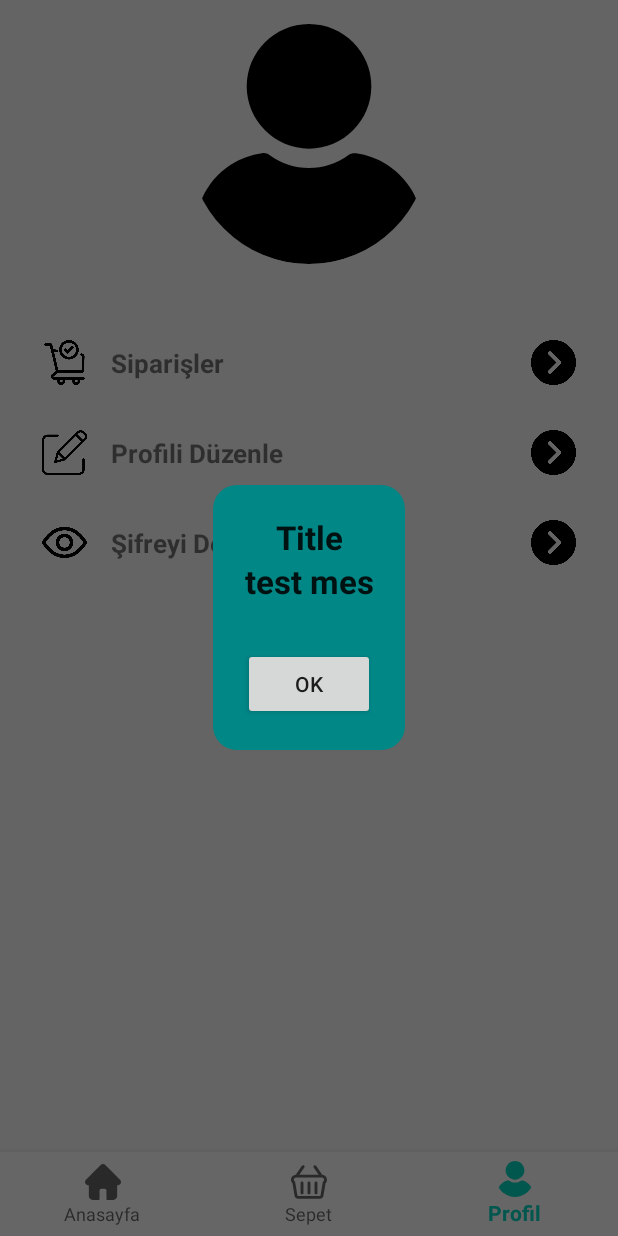
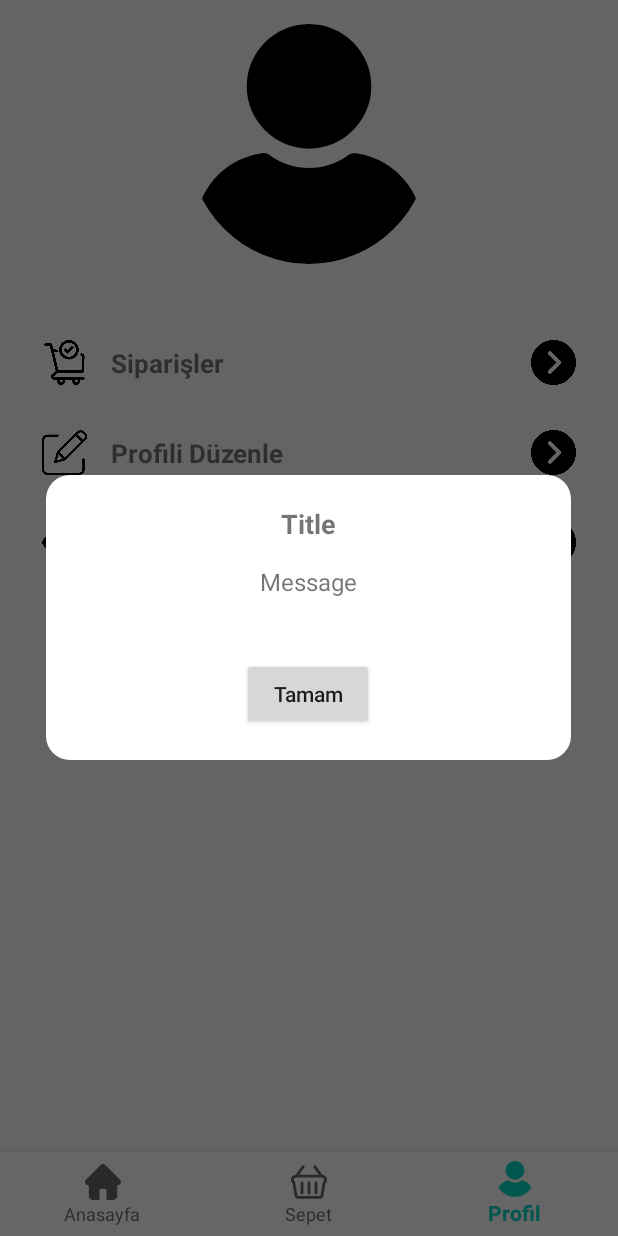
Before and after one commit to enesicmen/Initial-Code-Software-Solutions-Case, an Android app: the fragment CustomDialogWithOneButtonFragment placed in its activity, item 3 of the bottom bar chosen, on a phone screen of 412 x 824 dp. Run offline under Robolectric (Android 15) with nearby library versions, the phone set to English and light mode, and no system bars; our stand-ins replace CircleImageView, Dagger/Hilt's generated code, Firebase (no records; nobody signed in at launch, a user with empty details on screens opened directly), navigation-ui.

Commit message:
Page designs started to be corrected

```diff
--- a/app/src/main/java/com/icmen/codecase/ui/activity/MainActivity.kt
+++ b/app/src/main/java/com/icmen/codecase/ui/activity/MainActivity.kt
@@ -26,7 +26,10 @@ class MainActivity : AppCompatActivity() {
             override fun handleOnBackPressed() {
                 if (navController.currentDestination?.id == R.id.productsPageFragment) {
                     finishAffinity()
-                } else {
+                }
+                else if(navController.currentDestination?.id == R.id.registerPageFragment){
+                    finishAffinity()
+                } else{
                     navController.popBackStack()
                     updateBottomNavigationView()
                 }
--- a/app/src/main/java/com/icmen/codecase/ui/fragment/custom/CustomDialogWithOneButtonFragment.kt
+++ b/app/src/main/java/com/icmen/codecase/ui/fragment/custom/CustomDialogWithOneButtonFragment.kt
@@ -20,8 +20,11 @@ class CustomDialogWithOneButtonFragment : DialogFragment() {
         inflater: LayoutInflater, container: ViewGroup?,
         savedInstanceState: Bundle?
     ): View {
-        dialog?.window?.setBackgroundDrawable(ColorDrawable(android.graphics.Color.TRANSPARENT))
-        dialog?.window?.requestFeature(Window.FEATURE_NO_TITLE)
+
+        dialog?.window?.let {
+            it.setBackgroundDrawable(ColorDrawable(android.graphics.Color.TRANSPARENT))
+            it.requestFeature(Window.FEATURE_NO_TITLE)
+        }
 
         _binding = FragmentCustomDialogOneButtonBinding.inflate(inflater, container, false)
         return binding.root
@@ -30,18 +33,26 @@ class CustomDialogWithOneButtonFragment : DialogFragment() {
     override fun onViewCreated(view: View, savedInstanceState: Bundle?) {
         super.onViewCreated(view, savedInstanceState)
 
-        arguments?.let {
-            val title = it.getString(ARG_TITLE)
-            val message = it.getString(ARG_MESSAGE)
+        arguments?.let { bundle ->
+            val title = bundle.getString(ARG_TITLE)
+            val message = bundle.getString(ARG_MESSAGE)
 
-            binding.tvTitle.text = title
-            binding.tvMessage.text = message
+            binding.let {
+                it.tvTitle.text = title
+                it.tvMessage.text = message
+            }
         }
 
         binding.btnOk.setOnClickListener {
             onOkClicked?.invoke()
             dismiss()
         }
+    }
+
+    override fun onStart() {
+        super.onStart()
+        val width = (resources.displayMetrics.widthPixels * 0.85).toInt()
+        dialog?.window?.setLayout(width, ViewGroup.LayoutParams.WRAP_CONTENT)
     }
 
     override fun onDestroyView() {
--- a/app/src/main/res/drawable/rounded_dialog.xml
+++ b/app/src/main/res/drawable/rounded_dialog.xml
@@ -1,10 +1,10 @@
 <?xml version="1.0" encoding="utf-8"?>
 <shape xmlns:android="http://schemas.android.com/apk/res/android">
-    <solid android:color="@color/teal_700"/>
-    <corners android:radius="16dp"/>
+    <solid android:color="@color/white"/>
+    <corners android:radius="@dimen/rounded_dialog_corners_radius_16dp"/>
     <padding
-        android:left="16dp"
-        android:top="16dp"
-        android:right="16dp"
-        android:bottom="16dp"/>
+        android:left="@dimen/rounded_dialog_padding_left_16dp"
+        android:top="@dimen/rounded_dialog_padding_top_16dp"
+        android:right="@dimen/rounded_dialog_padding_right_16dp"
+        android:bottom="@dimen/rounded_dialog_padding_left_16dp"/>
 </shape>
--- a/app/src/main/res/layout/activity_main.xml
+++ b/app/src/main/res/layout/activity_main.xml
@@ -6,9 +6,9 @@
 
     <fragment
         android:id="@+id/nav_host_fragment"
+        android:layout_width="@dimen/fragment_layout_width_0dp"
+        android:layout_height="@dimen/fragment_layout_height_0dp"
         android:name="androidx.navigation.fragment.NavHostFragment"
-        android:layout_width="0dp"
-        android:layout_height="0dp"
         app:layout_constraintTop_toTopOf="parent"
         app:layout_constraintBottom_toTopOf="@id/bottom_navigation"
         app:layout_constraintStart_toStartOf="parent"
@@ -26,4 +26,5 @@
         app:layout_constraintStart_toStartOf="parent"
         app:layout_constraintEnd_toEndOf="parent"
         app:menu="@menu/menu_bottom_navigation" />
+
 </androidx.constraintlayout.widget.ConstraintLayout>
--- a/app/src/main/res/layout/fragment_basket.xml
+++ b/app/src/main/res/layout/fragment_basket.xml
@@ -4,8 +4,7 @@
     xmlns:tools="http://schemas.android.com/tools"
     xmlns:app="http://schemas.android.com/apk/res-auto"
     android:layout_width="match_parent"
-    android:layout_height="match_parent"
-    tools:context=".ui.fragment.Basket.BasketPageFragment">
+    android:layout_height="match_parent">
 
     <androidx.recyclerview.widget.RecyclerView
         android:id="@+id/rvBasket"
--- a/app/src/main/res/layout/fragment_custom_dialog_one_button.xml
+++ b/app/src/main/res/layout/fragment_custom_dialog_one_button.xml
@@ -1,37 +1,46 @@
 <?xml version="1.0" encoding="utf-8"?>
-<LinearLayout xmlns:android="http://schemas.android.com/apk/res/android"
+<LinearLayout
+    xmlns:android="http://schemas.android.com/apk/res/android"
     android:layout_width="match_parent"
     android:layout_height="wrap_content"
     android:layout_gravity="center"
-    android:layout_margin="20dp"
+    android:layout_marginStart="@dimen/ll_margin_start_20dp"
+    android:layout_marginEnd="@dimen/ll_margin_end_20dp"
     android:background="@drawable/rounded_dialog"
     android:orientation="vertical"
-    android:padding="20dp">
+    android:padding="@dimen/ll_padding_20dp">
 
     <TextView
         android:id="@+id/tvTitle"
         android:layout_width="match_parent"
         android:layout_height="wrap_content"
+        android:text="@string/title"
         android:gravity="center"
-        android:text="Title"
-        android:textAppearance="?android:attr/textAppearanceLarge"
-        android:textStyle="bold" />
+        android:textStyle="bold"
+        android:textSize="@dimen/tv_title_text_size_18sp"
+        android:layout_marginBottom="@dimen/tv_margin_bottom_10dp" />
 
     <TextView
         android:id="@+id/tvMessage"
         android:layout_width="match_parent"
         android:layout_height="wrap_content"
+        android:text="@string/message"
         android:gravity="center"
-        android:text="test message"
-        android:textAppearance="?android:attr/textAppearanceLarge"
-        android:textStyle="bold" />
+        android:textSize="@dimen/tv_message_text_size_16sp"
+        android:maxLines="10"
+        android:ellipsize="end"
+        android:layout_marginTop="@dimen/tv_margin_top_5dp"
+        android:layout_marginBottom="@dimen/tv_message_margin_bottom_10dp"
+        android:paddingLeft="@dimen/tv_message_padding_left_10dp"
+        android:paddingRight="@dimen/tv_message_padding_right_10dp" />
 
     <Button
         android:id="@+id/btnOk"
-        android:layout_gravity="center"
-        android:layout_marginTop="30dp"
         android:layout_width="wrap_content"
         android:layout_height="wrap_content"
-        android:text="OK" />
+        android:text="@string/ok"
+        android:layout_gravity="center"
+        android:layout_marginTop="@dimen/btn_margin_top_30dp"
+        android:textAllCaps="false" />
 
 </LinearLayout>
--- a/app/src/main/res/values/dimens.xml
+++ b/app/src/main/res/values/dimens.xml
@@ -1,2 +1,28 @@
 <?xml version="1.0" encoding="utf-8"?>
-<resources></resources>
+<resources>
+    <!-- Custom Dialog One Button Dimens -->
+    <dimen name="ll_margin_start_20dp">20dp</dimen>
+    <dimen name="ll_margin_end_20dp">20dp</dimen>
+    <dimen name="ll_padding_20dp">20dp</dimen>
+    <dimen name="tv_margin_top_5dp">5dp</dimen>
+    <dimen name="btn_margin_top_30dp">30dp</dimen>
+    <dimen name="tv_margin_bottom_10dp">10dp</dimen>
+    <dimen name="tv_title_text_size_18sp">18sp</dimen>
+    <dimen name="tv_message_text_size_16sp">16sp</dimen>
+    <dimen name="tv_message_margin_bottom_10dp">10dp</dimen>
+    <dimen name="tv_message_padding_left_10dp">10dp</dimen>
+    <dimen name="tv_message_padding_right_10dp">10dp</dimen>
+
+    <!-- Rounded Dialog -->
+    <dimen name="rounded_dialog_corners_radius_16dp">16dp</dimen>
+    <dimen name="rounded_dialog_padding_left_16dp">16dp</dimen>
+    <dimen name="rounded_dialog_padding_top_16dp">16dp</dimen>
+    <dimen name="rounded_dialog_padding_right_16dp">16dp</dimen>
+    <dimen name="rounded_dialog_padding_bottom_16dp">16dp</dimen>
+
+    <!-- Main Activity -->
+    <dimen name="fragment_layout_height_0dp">0dp</dimen>
+    <dimen name="fragment_layout_width_0dp">0dp</dimen>
+
+
+</resources>
--- a/app/src/main/res/values/strings.xml
+++ b/app/src/main/res/values/strings.xml
@@ -1,6 +1,13 @@
 <resources>
     <!-- general -->
     <string name="app_name">case</string>
+    <string name="yes">Evet</string>
+    <string name="no">Hayır</string>
+    <string name="error">Hata</string>
+    <string name="title">Title</string>
+    <string name="message">Message</string>
+    <string name="ok">Tamam</string>
+    <string name="success">Başarılı</string>
 
     <!-- Register -->
     <string name="please_fill_in_all_fields">Lütfen tüm alanları doldurun</string>
@@ -31,9 +38,16 @@
     <string name="add_to_basket">Sepete Ekle</string>
     <string name="total_amount">Toplam Ücret</string>
     <string name="price">Price: %.2f %s</string>
+    <string name="delete_product">Ürünü Sil</string>
+    <string name="basket_is_empty">Sepetiniz boş</string>
+    <string name="are_you_sure_delete_product">Bu ürünü silmek istediğinize emin misiniz ? </string>
+    <string name="add_to_basket_success">Ürün sepete eklendi</string>
+    <string name="order_success">Sipariş başarıyla alındı.</string>
 
     <!-- Profile -->
     <string name="logout">Çıkış yap</string>
     <string name="update">Güncelle</string>
     <string name="profile_updated_successfully">Profile güncellemesi başarılı</string>
+
+
 </resources>
```
Also changed, not shown: app/src/main/java/com/icmen/codecase/ui/fragment/basket/BasketPageFragment.kt (+16 -6 lines), app/src/main/java/com/icmen/codecase/ui/fragment/payment/PaymentPageFragment.kt (+10 -0 lines), app/src/main/java/com/icmen/codecase/ui/fragment/productDetail/ProductDetailFragment.kt (+10 -1 lines), app/src/main/java/com/icmen/codecase/ui/fragment/register/RegisterPageFragment.kt (+9 -3 lines).
